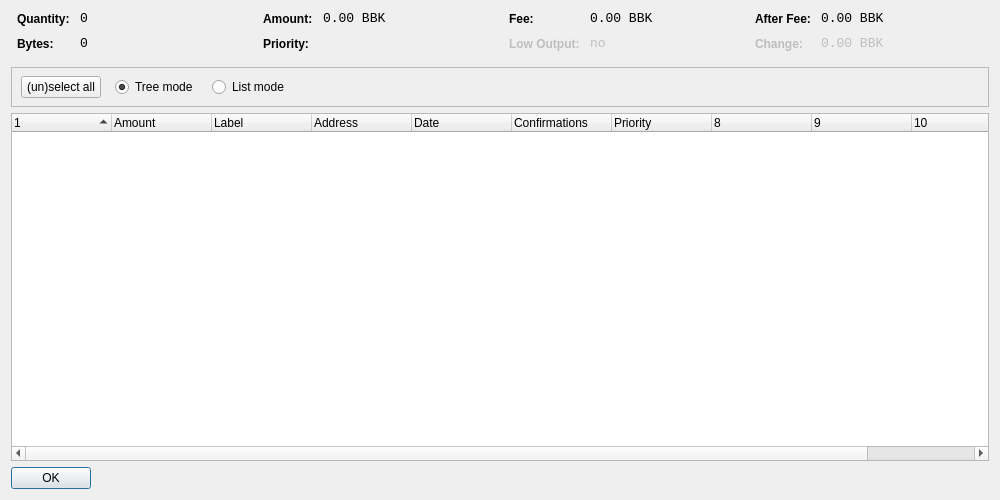
Before: the Qt Designer form src/qt/forms/coincontroldialog.ui in BitBlocksProject/Bitblocks-beta, drawn with Qt 5.
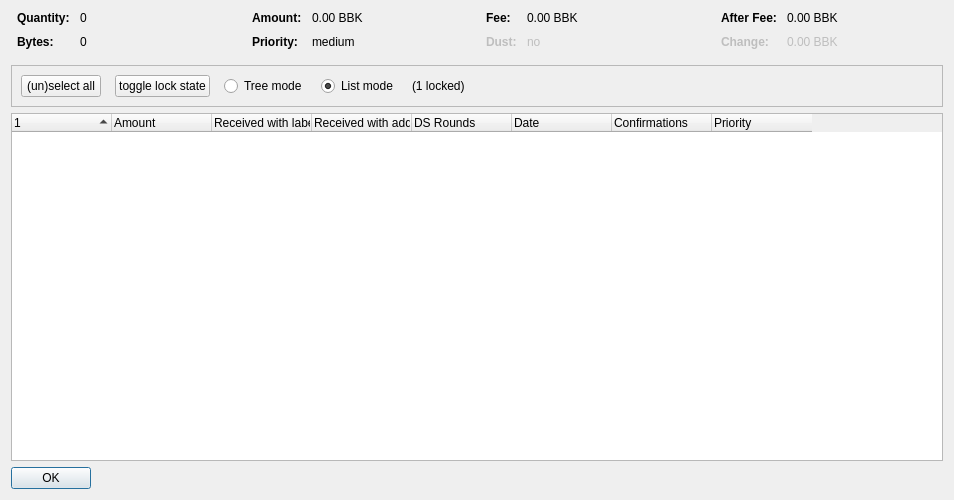
After: the same form once the commit is applied. Custom widgets are drawn as their Qt base class.

```diff
--- a/src/qt/forms/coincontroldialog.ui
+++ b/src/qt/forms/coincontroldialog.ui
@@ -6,7 +6,7 @@
    <rect>
     <x>0</x>
     <y>0</y>
-    <width>1000</width>
+    <width>954</width>
     <height>500</height>
    </rect>
   </property>
@@ -38,8 +38,11 @@
        </property>
        <item row="0" column="0">
         <widget class="QLabel" name="labelCoinControlQuantityText">
-         <property name="styleSheet">
-          <string notr="true">font-weight:bold;</string>
+         <property name="font">
+          <font>
+           <weight>75</weight>
+           <bold>true</bold>
+          </font>
          </property>
          <property name="text">
           <string>Quantity:</string>
@@ -48,12 +51,6 @@
        </item>
        <item row="0" column="1">
         <widget class="QLabel" name="labelCoinControlQuantity">
-         <property name="font">
-          <font>
-           <family>Monospace</family>
-           <pointsize>10</pointsize>
-          </font>
-         </property>
          <property name="cursor">
           <cursorShape>IBeamCursor</cursorShape>
          </property>
@@ -70,8 +67,11 @@
        </item>
        <item row="1" column="0">
         <widget class="QLabel" name="labelCoinControlBytesText">
-         <property name="styleSheet">
-          <string notr="true">font-weight:bold;</string>
+         <property name="font">
+          <font>
+           <weight>75</weight>
+           <bold>true</bold>
+          </font>
          </property>
          <property name="text">
           <string>Bytes:</string>
@@ -80,12 +80,6 @@
        </item>
        <item row="1" column="1">
         <widget class="QLabel" name="labelCoinControlBytes">
-         <property name="font">
-          <font>
-           <family>Monospace</family>
-           <pointsize>10</pointsize>
-          </font>
-         </property>
          <property name="cursor">
           <cursorShape>IBeamCursor</cursorShape>
          </property>
@@ -118,8 +112,11 @@
        </property>
        <item row="0" column="0">
         <widget class="QLabel" name="labelCoinControlAmountText">
-         <property name="styleSheet">
-          <string notr="true">font-weight:bold;</string>
+         <property name="font">
+          <font>
+           <weight>75</weight>
+           <bold>true</bold>
+          </font>
          </property>
          <property name="text">
           <string>Amount:</string>
@@ -128,12 +125,6 @@
        </item>
        <item row="0" column="1">
         <widget class="QLabel" name="labelCoinControlAmount">
-         <property name="font">
-          <font>
-           <family>Monospace</family>
-           <pointsize>10</pointsize>
-          </font>
-         </property>
          <property name="cursor">
           <cursorShape>IBeamCursor</cursorShape>
          </property>
@@ -150,8 +141,11 @@
        </item>
        <item row="1" column="0">
         <widget class="QLabel" name="labelCoinControlPriorityText">
-         <property name="styleSheet">
-          <string notr="true">font-weight:bold;</string>
+         <property name="font">
+          <font>
+           <weight>75</weight>
+           <bold>true</bold>
+          </font>
          </property>
          <property name="text">
           <string>Priority:</string>
@@ -160,12 +154,6 @@
        </item>
        <item row="1" column="1">
         <widget class="QLabel" name="labelCoinControlPriority">
-         <property name="font">
-          <font>
-           <family>Monospace</family>
-           <pointsize>10</pointsize>
-          </font>
-         </property>
          <property name="cursor">
           <cursorShape>IBeamCursor</cursorShape>
          </property>
@@ -173,7 +161,7 @@
           <enum>Qt::ActionsContextMenu</enum>
          </property>
          <property name="text">
-          <string/>
+          <string>medium</string>
          </property>
          <property name="textInteractionFlags">
           <set>Qt::LinksAccessibleByMouse|Qt::TextSelectableByKeyboard|Qt::TextSelectableByMouse</set>
@@ -198,8 +186,11 @@
        </property>
        <item row="0" column="0">
         <widget class="QLabel" name="labelCoinControlFeeText">
-         <property name="styleSheet">
-          <string notr="true">font-weight:bold;</string>
+         <property name="font">
+          <font>
+           <weight>75</weight>
+           <bold>true</bold>
+          </font>
          </property>
          <property name="text">
           <string>Fee:</string>
@@ -208,12 +199,6 @@
        </item>
        <item row="0" column="1">
         <widget class="QLabel" name="labelCoinControlFee">
-         <property name="font">
-          <font>
-           <family>Monospace</family>
-           <pointsize>10</pointsize>
-          </font>
-         </property>
          <property name="cursor">
           <cursorShape>IBeamCursor</cursorShape>
          </property>
@@ -233,11 +218,14 @@
          <property name="enabled">
           <bool>false</bool>
          </property>
-         <property name="styleSheet">
-          <string notr="true">font-weight:bold;</string>
+         <property name="font">
+          <font>
+           <weight>75</weight>
+           <bold>true</bold>
+          </font>
          </property>
          <property name="text">
-          <string>Low Output:</string>
+          <string>Dust:</string>
          </property>
         </widget>
        </item>
@@ -246,12 +234,6 @@
          <property name="enabled">
           <bool>false</bool>
          </property>
-         <property name="font">
-          <font>
-           <family>Monospace</family>
-           <pointsize>10</pointsize>
-          </font>
-         </property>
          <property name="cursor">
           <cursorShape>IBeamCursor</cursorShape>
          </property>
@@ -284,8 +266,11 @@
        </property>
        <item row="0" column="0">
         <widget class="QLabel" name="labelCoinControlAfterFeeText">
-         <property name="styleSheet">
-          <string notr="true">font-weight:bold;</string>
+         <property name="font">
+          <font>
+           <weight>75</weight>
+           <bold>true</bold>
+          </font>
          </property>
          <property name="text">
           <string>After Fee:</string>
@@ -294,12 +279,6 @@
        </item>
        <item row="0" column="1">
         <widget class="QLabel" name="labelCoinControlAfterFee">
-         <property name="font">
-          <font>
-           <family>Monospace</family>
-           <pointsize>10</pointsize>
-          </font>
-         </property>
          <property name="cursor">
           <cursorShape>IBeamCursor</cursorShape>
          </property>
@@ -319,8 +298,11 @@
          <property name="enabled">
           <bool>false</bool>
          </property>
-         <property name="styleSheet">
-          <string notr="true">font-weight:bold;</string>
+         <property name="font">
+          <font>
+           <weight>75</weight>
+           <bold>true</bold>
+          </font>
          </property>
          <property name="text">
           <string>Change:</string>
@@ -332,12 +314,6 @@
          <property name="enabled">
           <bool>false</bool>
          </property>
-         <property name="font">
-          <font>
-           <family>Monospace</family>
-           <pointsize>10</pointsize>
-          </font>
-         </property>
          <property name="cursor">
           <cursorShape>IBeamCursor</cursorShape>
          </property>
@@ -370,16 +346,9 @@
      <property name="frameShadow">
       <enum>QFrame::Sunken</enum>
      </property>
-     <widget class="QWidget" name="horizontalLayoutWidget">
-      <property name="geometry">
-       <rect>
-        <x>10</x>
-        <y>0</y>
-        <width>781</width>
-        <height>41</height>
-       </rect>
-      </property>
-      <layout class="QHBoxLayout" name="horizontalLayoutPanel" stretch="0,0,0,0,0">
+     <layout class="QHBoxLayout" name="horizontalLayout">
+      <item>
+       <layout class="QHBoxLayout" name="horizontalLayoutPanel" stretch="0,0,0,0,0,0">
        <property name="spacing">
         <number>14</number>
        </property>
@@ -394,6 +363,25 @@
          <property name="text">
           <string>(un)select all</string>
          </property>
+          <property name="autoDefault">
+           <bool>false</bool>
+          </property>
+         </widget>
+        </item>
+        <item>
+         <widget class="QPushButton" name="pushButtonToggleLock">
+          <property name="sizePolicy">
+           <sizepolicy hsizetype="Maximum" vsizetype="Fixed">
+            <horstretch>0</horstretch>
+            <verstretch>0</verstretch>
+           </sizepolicy>
+          </property>
+          <property name="text">
+           <string>toggle lock state</string>
+          </property>
+          <property name="autoDefault">
+           <bool>false</bool>
+          </property>
         </widget>
        </item>
        <item>
@@ -407,9 +395,6 @@
          <property name="text">
           <string>Tree mode</string>
          </property>
-         <property name="checked">
-          <bool>true</bool>
-         </property>
         </widget>
        </item>
        <item>
@@ -423,6 +408,16 @@
          <property name="text">
           <string>List mode</string>
          </property>
+          <property name="checked">
+           <bool>true</bool>
+          </property>
+         </widget>
+        </item>
+        <item>
+         <widget class="QLabel" name="labelLocked">
+          <property name="text">
+           <string>(1 locked)</string>
+          </property>
         </widget>
        </item>
        <item>
@@ -439,7 +434,8 @@
         </spacer>
        </item>
       </layout>
-     </widget>
+      </item>
+     </layout>
     </widget>
    </item>
    <item>
@@ -451,7 +447,7 @@
       <bool>false</bool>
      </property>
      <property name="columnCount">
-      <number>11</number>
+      <number>8</number>
      </property>
      <attribute name="headerShowSortIndicator" stdset="0">
       <bool>true</bool>
@@ -471,12 +467,17 @@
      </column>
      <column>
       <property name="text">
-       <string>Label</string>
+       <string>Received with label</string>
       </property>
      </column>
      <column>
       <property name="text">
-       <string>Address</string>
+       <string>Received with address</string>
+      </property>
+     </column>
+     <column>
+      <property name="text">
+       <string>DS Rounds</string>
       </property>
      </column>
      <column>
@@ -497,26 +498,6 @@
        <string>Priority</string>
       </property>
      </column>
-     <column>
-      <property name="text">
-       <string/>
-      </property>
-     </column>
-     <column>
-      <property name="text">
-       <string/>
-      </property>
-     </column>
-     <column>
-      <property name="text">
-       <string/>
-      </property>
-     </column>
-     <column>
-      <property name="text">
-       <string/>
-      </property>
-     </column>
     </widget>
    </item>
    <item>
```
Left out of the diff: 4 changed lines with no effect on the pictures. Lines whose indentation alone changed are shown as unchanged.
